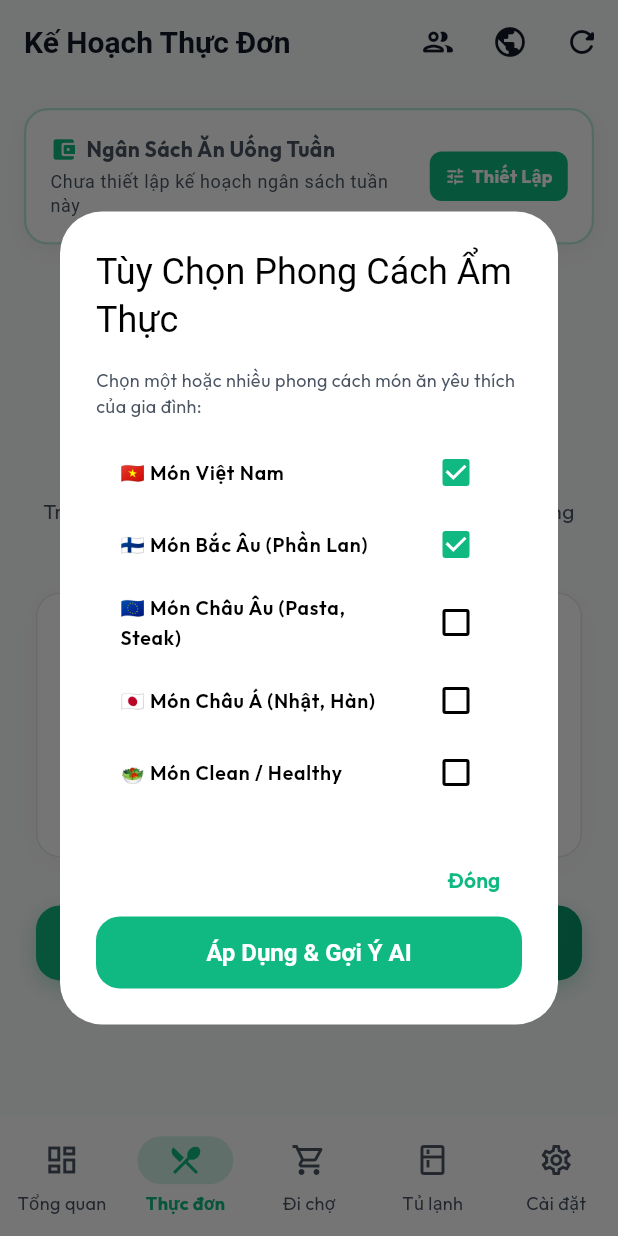
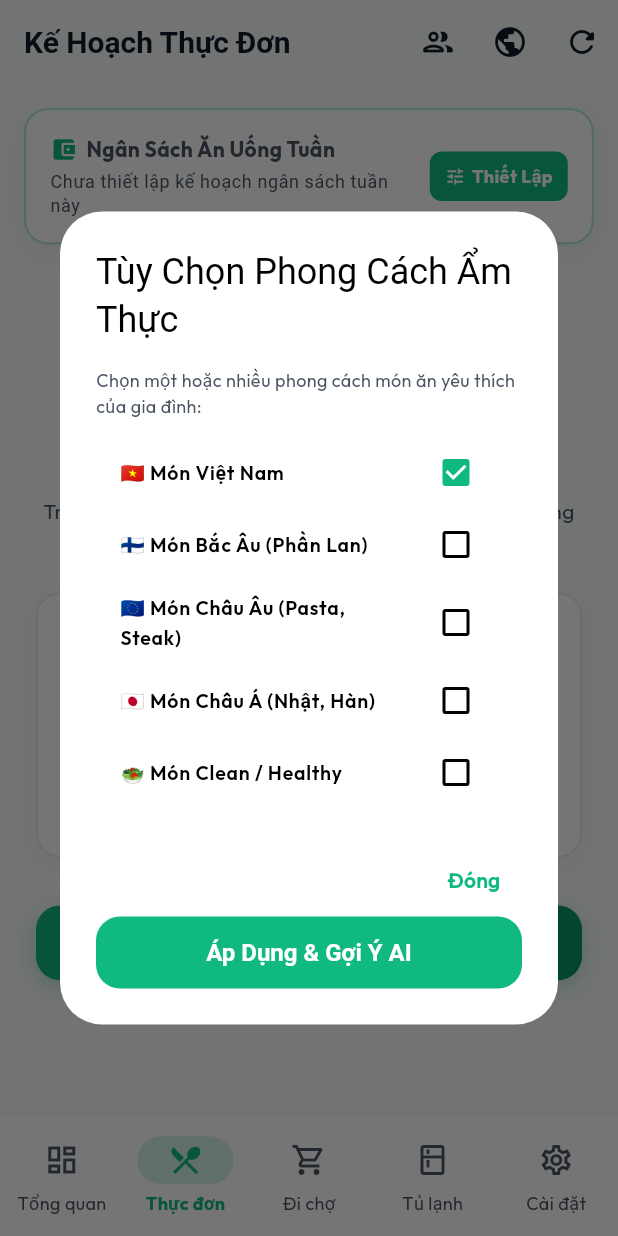
Before and after one commit to uytpv/fmbp, a Flutter app: the screen it shows once a user with an empty profile is signed in, item 2 of the bottom bar chosen, after a tap on the "public" icon, on a phone screen of 412 x 824 dp. Run offline on Flutter 3.47's test engine with Material 3 defaults, Android fonts, the phone set to English and light mode, and no system bars; our stand-ins replace cloud_firestore, dio, firebase_auth, firebase_core, flutter_riverpod, freezed_annotation and 4 more; accounts and stored records are empty; generated files the repository leaves out were written again; network calls fail.

Commit message:
fix: persist selected cuisines to SharedPreferences and default to Vietnamese cuisine

```diff
--- a/mobile/lib/features/meal_plan/presentation/meal_plan_screen.dart
+++ b/mobile/lib/features/meal_plan/presentation/meal_plan_screen.dart
@@ -2,6 +2,7 @@ import 'package:flutter/material.dart';
 import 'package:flutter_riverpod/flutter_riverpod.dart';
 import 'package:fmbp_models/fmbp_models.dart';
 import 'package:intl/intl.dart';
+import 'package:shared_preferences/shared_preferences.dart';
 import '../../../app/theme.dart';
 import '../../../core/services/firebase_auth_service.dart';
 import '../../../core/services/firestore_service.dart';
@@ -26,7 +27,33 @@ class MealPlanScreen extends ConsumerStatefulWidget {
 class _MealPlanScreenState extends ConsumerState<MealPlanScreen> {
   var _isGenerating = false;
   String _selectedComplexity = 'BALANCED'; // FAST (<30p), BALANCED (30-60p), ELABORATE (>60p)
-  final Set<String> _selectedCuisines = {'VIETNAMESE', 'FINNISH'};
+  final Set<String> _selectedCuisines = {'VIETNAMESE'};
+
+  @override
+  void initState() {
+    super.initState();
+    _loadCuisinePreferences();
+  }
+
+  Future<void> _loadCuisinePreferences() async {
+    try {
+      final prefs = await SharedPreferences.getInstance();
+      final savedCuisines = prefs.getStringList('selected_cuisines');
+      if (savedCuisines != null && savedCuisines.isNotEmpty && mounted) {
+        setState(() {
+          _selectedCuisines.clear();
+          _selectedCuisines.addAll(savedCuisines);
+        });
+      }
+    } catch (_) {}
+  }
+
+  Future<void> _saveCuisinePreferences() async {
+    try {
+      final prefs = await SharedPreferences.getInstance();
+      await prefs.setStringList('selected_cuisines', _selectedCuisines.toList());
+    } catch (_) {}
+  }
 
   Future<void> _generateAIPlan() async {
     setState(() => _isGenerating = true);
@@ -114,9 +141,16 @@ class _MealPlanScreenState extends ConsumerState<MealPlanScreen> {
             ],
           ),
           actions: [
-            TextButton(onPressed: () => Navigator.pop(ctx), child: const Text('Đóng')),
+            TextButton(
+              onPressed: () {
+                _saveCuisinePreferences();
+                Navigator.pop(ctx);
+              },
+              child: const Text('Đóng'),
+            ),
             ElevatedButton(
               onPressed: () {
+                _saveCuisinePreferences();
                 Navigator.pop(ctx);
                 _generateAIPlan();
               },
@@ -140,9 +174,13 @@ class _MealPlanScreenState extends ConsumerState<MealPlanScreen> {
           if (val == true) {
             _selectedCuisines.add(key);
           } else {
-            _selectedCuisines.remove(key);
+            // Đảm bảo phải chọn ít nhất 1 phong cách ẩm thực
+            if (_selectedCuisines.length > 1) {
+              _selectedCuisines.remove(key);
+            }
           }
         });
+        _saveCuisinePreferences();
         setState(() {});
       },
     );
```
